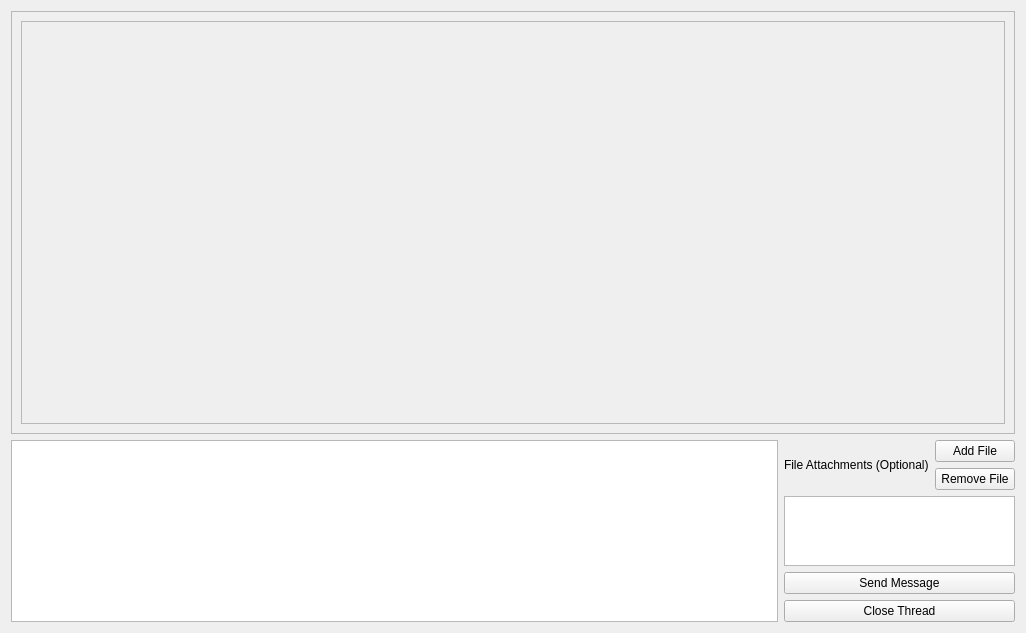
Old version of the form viewthread.ui in the repository PeteCastle/SoftwareDesignCaseStudy.
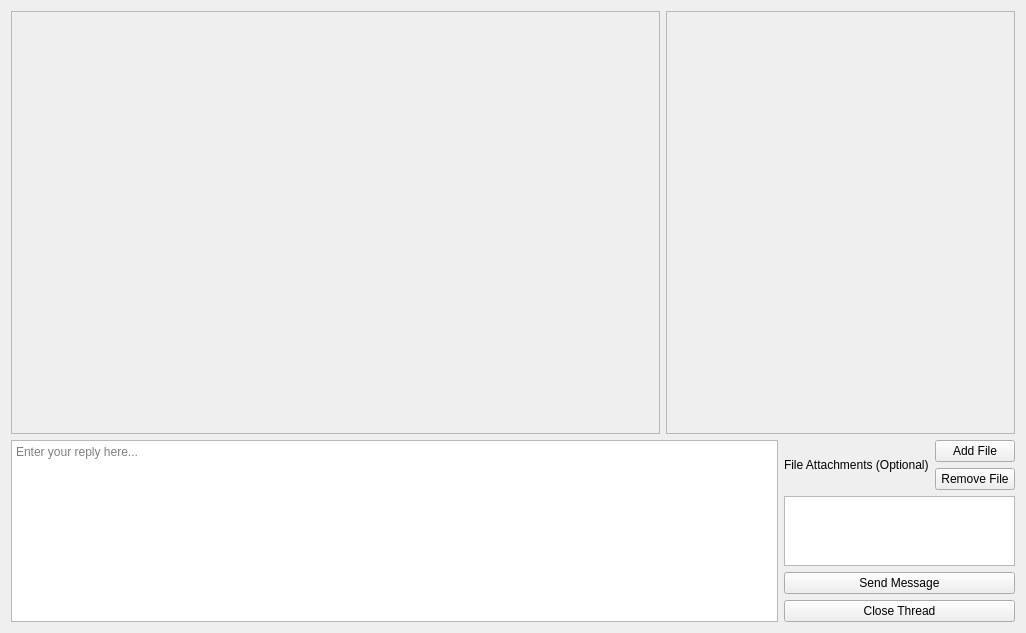
New version of the form. Custom widgets are drawn as their Qt base class.

```diff
--- a/viewthread.ui
+++ b/viewthread.ui
@@ -15,7 +15,7 @@
   </property>
   <layout class="QVBoxLayout" name="verticalLayout_3" stretch="70,30">
    <item>
-    <layout class="QHBoxLayout" name="horizontalLayout" stretch="60">
+    <layout class="QHBoxLayout" name="horizontalLayout" stretch="65,35">
      <item>
       <widget class="QScrollArea" name="Messages">
        <property name="widgetResizable">
@@ -26,11 +26,14 @@
          <rect>
           <x>0</x>
           <y>0</y>
-          <width>1004</width>
+          <width>648</width>
           <height>407</height>
          </rect>
         </property>
-        <layout class="QVBoxLayout" name="verticalLayout_4">
+        <layout class="QVBoxLayout" name="verticalLayout_4"/>
+       </widget>
+      </widget>
+     </item>
          <item>
           <widget class="QScrollArea" name="ThreadDetails">
            <property name="widgetResizable">
@@ -41,8 +44,8 @@
              <rect>
               <x>0</x>
               <y>0</y>
-              <width>984</width>
-              <height>387</height>
+          <width>348</width>
+          <height>407</height>
              </rect>
             </property>
             <layout class="QVBoxLayout" name="verticalLayout_5"/>
@@ -50,10 +53,6 @@
           </widget>
          </item>
         </layout>
-       </widget>
-      </widget>
-     </item>
-    </layout>
    </item>
    <item>
     <layout class="QHBoxLayout" name="horizontalLayout_3" stretch="80,20">
@@ -65,6 +64,9 @@
          <verstretch>0</verstretch>
         </sizepolicy>
        </property>
+       <property name="placeholderText">
+        <string>Enter your reply here...</string>
+       </property>
       </widget>
      </item>
      <item>
```
Lines whose indentation alone changed are shown as unchanged.
